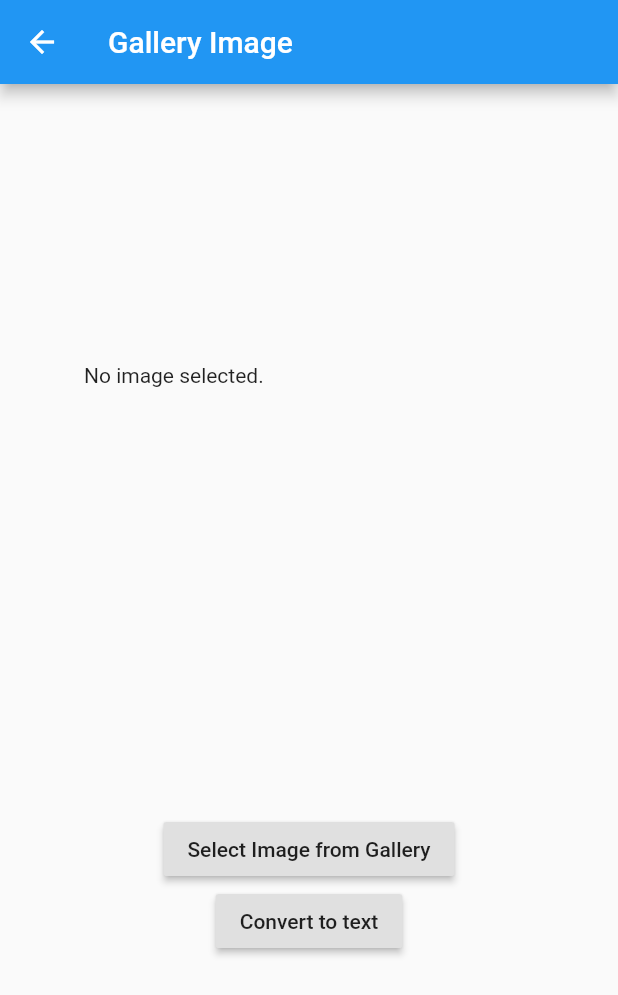
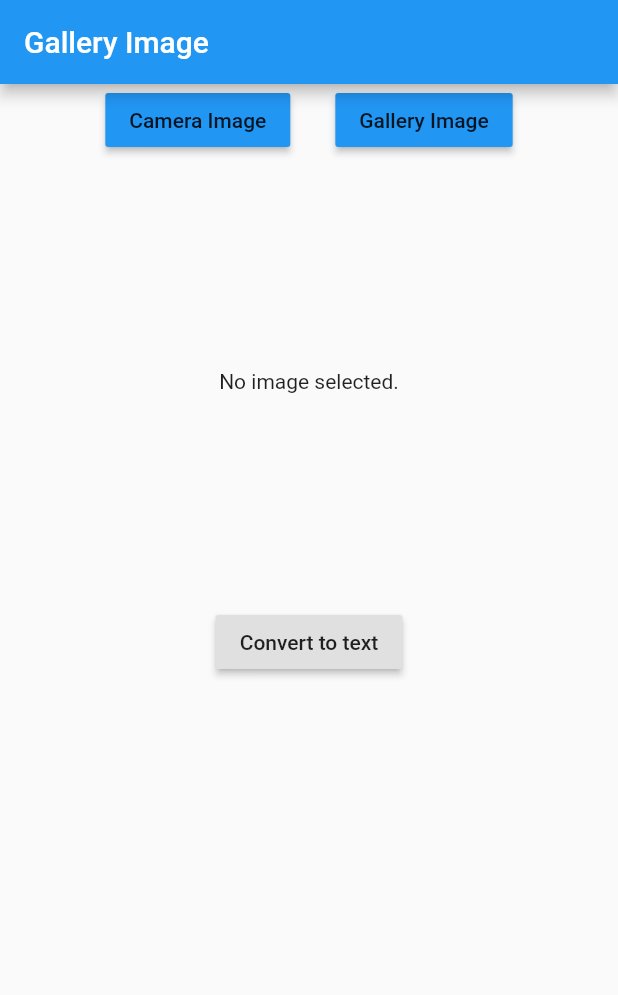
Before and after one commit to EANimesha/ocr_mobile, a Flutter app: the screen it shows after launch, after a tap on "Gallery Image", on a phone screen of 412 x 824 dp. Shown: the top 995 px of the screen. Run offline on Flutter 3.47's test engine with Material 2 defaults, Android fonts, the phone set to English and light mode, and no system bars; our stand-ins replace dartz, image_picker.

Commit message:
presentation layer screen designed with all UI codes implemented initially

```diff
--- a/lib/UI/image.dart
+++ /dev/null
@@ -1,43 +0,0 @@
-import 'package:flutter/material.dart';
-import 'package:ocr_mobile/UI/image_camera.dart';
-import 'package:ocr_mobile/UI/image_gallery.dart';
-
-class AppImage extends StatelessWidget {
-  const AppImage({Key key}) : super(key: key);
-
-  @override
-  Widget build(BuildContext context) {
-    return Container(
-      child: Scaffold(
-        appBar: AppBar(
-          title: Text('OCR App'),
-        ),
-        body: Center(
-          child: Column(
-            mainAxisAlignment: MainAxisAlignment.center,
-            children: <Widget>[
-              RaisedButton(
-                color: Colors.blue,
-                child: Text('Camera Image'),
-                onPressed: () {
-                  Navigator.push(
-                    context,
-                    MaterialPageRoute(builder: (context)=>CameraImage()));
-                },
-              ),
-              RaisedButton(
-                color: Colors.blue,
-                child: Text('Gallery Image'),
-                onPressed: () {
-                  Navigator.push(
-                    context,
-                    MaterialPageRoute(builder: (context)=>GalleryImage()));
-                },
-              )
-            ],
-          ),
-        ),
-      ),
-    );
-  }
-}
--- a/lib/UI/image_gallery.dart
+++ /dev/null
@@ -1,161 +0,0 @@
-import 'dart:convert';
-import 'dart:ffi';
-import 'dart:io';
-
-import 'package:flutter/material.dart';
-import 'package:image_picker/image_picker.dart';
-import 'package:http/http.dart' as http;
-import 'package:async/async.dart';
-import 'package:path/path.dart';
-
-class GalleryImage extends StatefulWidget {
-  GalleryImage({Key key}) : super(key: key);
-
-  @override
-  _GalleryImageState createState() => _GalleryImageState();
-}
-
-class _GalleryImageState extends State<GalleryImage> {
-  File _image;
-
-  Future getImage(ImageSource source) async {
-    // var image = await ImagePicker.pickImage(source: ImageSource.camera);
-    var image = await ImagePicker.pickImage(source: source);
-
-
-    setState(() {
-      _image = image;
-    });
-  }
-  // Future<File> imageFile;
-
-  // pickImageFromGallery(ImageSource source) {
-  //   setState(() {
-  //     imageFile = ImagePicker.pickImage(source: source);
-  //   });
-  // }
-
-  // Widget showImage() {
-  //   return FutureBuilder<File>(
-  //     future: imageFile,
-  //     builder: (BuildContext context, AsyncSnapshot<File> snapshot) {
-  //       if (snapshot.connectionState == ConnectionState.done &&
-  //           snapshot.data != null) {
-  //         return Image.file(
-  //           snapshot.data,
-  //           width: 300,
-  //           height: 300,
-  //         );
-  //       } else if (snapshot.error != null) {
-  //         return const Text(
-  //           'Error Picking Image',
-  //           textAlign: TextAlign.center,
-  //         );
-  //       } else {
-  //         return const Text(
-  //           'No Image Selected',
-  //           textAlign: TextAlign.center,
-  //         );
-  //       }
-  //     },
-  //   );
-  // }
-
-  @override
-  Widget build(BuildContext context) {
-    return Scaffold(
-      appBar: AppBar(
-        title: Text('Gallery Image'),
-      ),
-      body: Center(
-        child: Column(
-          mainAxisAlignment: MainAxisAlignment.center,
-          children: <Widget>[
-            // showImage(),
-             Center(
-               child:Container(
-                 width: 300,
-                 height: 300,
-                  child: _image == null
-                    ? Text('No image selected.')
-                    : Image.file(_image),
-               )
-              ),
-            RaisedButton(
-              child: Text("Select Image from Gallery"),
-              onPressed: () {
-                getImage(ImageSource.gallery);
-              },
-            ),
-            RaisedButton(
-              child: Text('Convert to text'),
-                onPressed: () => upload(_image, context))
-          ],
-        ),
-      ),
-    );
-  }
-  // @override
-  // Widget build(BuildContext context) {
-  //   return Scaffold(
-  //     appBar: AppBar(
-  //       title: Text('Image Picker Example'),
-  //     ),
-  //     body: Center(
-  //       child: _image == null
-  //           ? Text('No image selected.')
-  //           : Image.file(_image),
-  //     ),
-  //     floatingActionButton: FloatingActionButton(
-  //       onPressed: getImage,
-  //       tooltip: 'Pick Image',
-  //       child: Icon(Icons.add_a_photo),
-  //     ),
-  //   );
-  // }
-}
-
-upload(File imageFile, BuildContext context) async {
-  var stream =
-      new http.ByteStream(DelegatingStream.typed(imageFile.openRead()));
-  var length = await imageFile.length();
-
-  var uri = Uri.parse('https://api.cloudmersive.com/ocr/image/toText');
-
-  var request = new http.MultipartRequest("POST", uri);
-  var multipartFile = new http.MultipartFile('imageFile', stream, length,
-      filename: basename(imageFile.path));
-
-  Map<String, String> headers = {
-    'Apikey': 'a1f2608a-10c0-4dcb-9d9c-d279d345f41d'
-  };
-  request.headers.addAll(headers);
-  request.files.add(multipartFile);
-
-  var response = await request.send();
-  print(response.statusCode);
-  response.stream.transform(utf8.decoder).listen((value) {
-    print(value);
-    alertResult(context,value);
-  });
-}
-
-Future<Void> alertResult(BuildContext context, String value) {
-  return showDialog<void>(
-    context: context,
-    builder: (BuildContext context){
-      return AlertDialog(
-        title: Text('Result'),
-        content:Text(value),
-        actions: <Widget>[
-          FlatButton(
-            child: Text('OK'),
-            onPressed: (){
-              Navigator.of(context).pop();
-            },
-          )
-        ],
-      );
-    }
-  );
-}
--- /dev/null
+++ b/lib/features/OCR/presentation/screens/image_screen.dart
@@ -0,0 +1,123 @@
+import 'dart:convert';
+import 'dart:io';
+
+import 'package:flutter/material.dart';
+import 'package:image_picker/image_picker.dart';
+import 'package:http/http.dart' as http;
+import 'package:async/async.dart';
+import 'package:path/path.dart';
+
+class ImageScreen extends StatefulWidget {
+  ImageScreen({Key key}) : super(key: key);
+
+  @override
+  _ImageScreenState createState() => _ImageScreenState();
+}
+
+class _ImageScreenState extends State<ImageScreen> {
+  File _image;
+
+  Future getImage(ImageSource source) async {
+    var image = await ImagePicker.pickImage(source: source);
+
+
+    setState(() {
+      _image = image;
+    });
+  }
+
+  @override
+  Widget build(BuildContext context) {
+    return Scaffold(
+      appBar: AppBar(
+        title: Text('Gallery Image'),
+      ),
+       body: Center(
+          child: Column(
+            children: <Widget>[
+              Row(
+                mainAxisAlignment: MainAxisAlignment.center,
+                children: <Widget>[
+                  RaisedButton(
+                    color: Colors.blue,
+                    child: Text('Camera Image'),
+                    onPressed:(){
+                      getImage(ImageSource.camera);
+                    } ,
+                  ),
+                  SizedBox(width: 30.0,),
+                  RaisedButton(
+                    color: Colors.blue,
+                    child: Text('Gallery Image'),
+                    onPressed: (){
+                      getImage(ImageSource.gallery);
+                    },
+                  )
+                ],
+              ),
+
+              Container(
+                 width: 300,
+                 height: 300,
+                  child: _image == null
+                    ? Center(child:Text('No image selected.'))
+                    : Image.file(_image),
+               ),
+
+               RaisedButton(
+                 child: Text("Convert to text"),
+                 onPressed: ()=>_upload(_image,context),
+               )
+
+            ],
+          )
+        ),
+    );
+  }
+}
+
+_upload(File imageFile, BuildContext context) async {
+  var stream =
+      new http.ByteStream(DelegatingStream.typed(imageFile.openRead()));
+  var length = await imageFile.length();
+
+  var uri = Uri.parse('https://api.cloudmersive.com/ocr/image/toText');
+
+  var request = new http.MultipartRequest("POST", uri);
+  var multipartFile = new http.MultipartFile('imageFile', stream, length,
+      filename: basename(imageFile.path));
+
+  Map<String, String> headers = {
+    'Apikey': 'a1f2608a-10c0-4dcb-9d9c-d279d345f41d'
+  };
+  request.headers.addAll(headers);
+  request.files.add(multipartFile);
+
+  var response = await request.send();
+  print(response.statusCode);
+  response.stream.transform(utf8.decoder).listen((value) {
+    print(value);
+    alertResult(context,value);
+  });
+
+}
+
+Future<void> alertResult(BuildContext context, String value) {
+  return showDialog<void>(
+    context: context,
+    builder: (BuildContext context){
+      return AlertDialog(
+        title: Text('Result'),
+        content:Text(value),
+        actions: <Widget>[
+          FlatButton(
+            child: Text('OK'),
+            onPressed: (){
+              Navigator.of(context).pop();
+            },
+          )
+        ],
+      );
+    }
+  );
+}
--- a/lib/main.dart
+++ b/lib/main.dart
@@ -1,5 +1,5 @@
 import 'package:flutter/material.dart';
-import 'package:ocr_mobile/UI/image.dart';
+import 'package:ocr_mobile/features/OCR/presentation/screens/image_screen.dart';
 
 void main() => runApp(MyApp());
 
@@ -12,7 +12,7 @@ class MyApp extends StatelessWidget {
       theme: ThemeData(
         primarySwatch: Colors.blue,
       ),
-      home: AppImage(),
+      home: ImageScreen(),
     );
   }
 }
```
Also changed, not shown: lib/UI/image_camera.dart (deleted, +0 -166 lines), lib/UI/preview_image_screen.dart (deleted, +0 -87 lines), lib/features/OCR/data/models/Ocr_result_model.dart (added, +20 -0 lines), lib/UI/result.dart (deleted), 4 other files.
